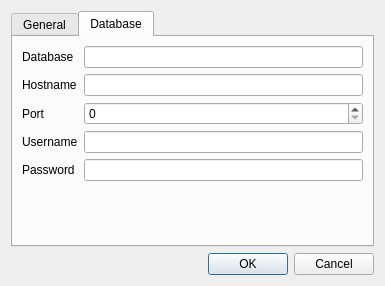
davidrg/zxweather, file desktop/settingsdialog.ui: the form before one commit.
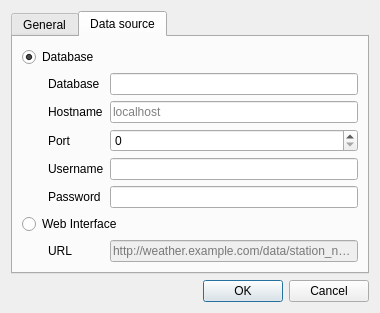
The form after the commit. The open tabs and pages were chosen to show the change. Icons and pictures are not drawn.

Commit message: Refactor the way settings are handled. Settings will now be loaded from zxweather-desktop.ini if the file exists. The settings dialog is shown on first run.

The edit to the form file:
```diff
--- a/desktop/settingsdialog.ui
+++ b/desktop/settingsdialog.ui
@@ -6,8 +6,8 @@
    <rect>
     <x>0</x>
     <y>0</y>
-    <width>385</width>
-    <height>286</height>
+    <width>380</width>
+    <height>290</height>
    </rect>
   </property>
   <property name="windowTitle">
@@ -17,8 +17,8 @@
    <iconset resource="resources.qrc">
     <normaloff>:/icons/settings</normaloff>:/icons/settings</iconset>
   </property>
-  <layout class="QVBoxLayout" name="verticalLayout">
-   <item>
+  <layout class="QGridLayout" name="gridLayout_4">
+   <item row="0" column="0">
     <widget class="QTabWidget" name="tabWidget">
      <property name="currentIndex">
       <number>0</number>
@@ -71,76 +71,165 @@
      </widget>
      <widget class="QWidget" name="dbTab">
       <attribute name="title">
-       <string>Database</string>
+       <string>Data source</string>
       </attribute>
-      <layout class="QVBoxLayout" name="verticalLayout_2">
-       <item>
-        <layout class="QFormLayout" name="dbForm">
-         <item row="0" column="0">
-          <widget class="QLabel" name="databaseLabel">
-           <property name="text">
-            <string>Database</string>
-           </property>
-          </widget>
-         </item>
-         <item row="0" column="1">
-          <widget class="QLineEdit" name="databaseLineEdit"/>
-         </item>
-         <item row="1" column="0">
-          <widget class="QLabel" name="hostnameLabel">
-           <property name="text">
-            <string>Hostname</string>
-           </property>
-          </widget>
-         </item>
-         <item row="1" column="1">
-          <widget class="QLineEdit" name="hostnameLineEdit"/>
-         </item>
-         <item row="2" column="0">
-          <widget class="QLabel" name="portLabel">
-           <property name="text">
-            <string>Port</string>
-           </property>
-          </widget>
-         </item>
-         <item row="3" column="0">
-          <widget class="QLabel" name="usernameLabel">
-           <property name="text">
-            <string>Username</string>
-           </property>
-          </widget>
-         </item>
-         <item row="3" column="1">
-          <widget class="QLineEdit" name="usernameLineEdit"/>
-         </item>
-         <item row="4" column="0">
-          <widget class="QLabel" name="passwordLabel">
-           <property name="text">
-            <string>Password</string>
-           </property>
-          </widget>
-         </item>
-         <item row="4" column="1">
+      <layout class="QGridLayout" name="gridLayout_3">
+       <item row="0" column="0">
+        <layout class="QGridLayout" name="gridLayout_2">
+         <item row="5" column="2">
           <widget class="QLineEdit" name="passwordLineEdit">
            <property name="echoMode">
             <enum>QLineEdit::PasswordEchoOnEdit</enum>
            </property>
           </widget>
          </item>
+         <item row="5" column="1">
+          <widget class="QLabel" name="passwordLabel">
+           <property name="text">
+            <string>Password</string>
+           </property>
+          </widget>
+         </item>
+         <item row="0" column="0" colspan="3">
+          <widget class="QRadioButton" name="rbDatabase">
+           <property name="toolTip">
+            <string>Retrieve data directly from the database.</string>
+           </property>
+           <property name="whatsThis">
+            <string>Retrieve data directly from the database. Requires a direct connection to the database server. Allows data to be refreshed as it arrives rather than having to poll for it ever minute as is done for the web interface.</string>
+           </property>
+           <property name="text">
+            <string>Database</string>
+           </property>
+           <property name="checked">
+            <bool>true</bool>
+           </property>
+          </widget>
+         </item>
+         <item row="2" column="2">
+          <widget class="QLineEdit" name="hostnameLineEdit">
+           <property name="toolTip">
+            <string>IP Address or DNS name of the database server.</string>
+           </property>
+           <property name="whatsThis">
+            <string>IP Address or DNS name of the database server.</string>
+           </property>
+           <property name="placeholderText">
+            <string>localhost</string>
+           </property>
+          </widget>
+         </item>
+         <item row="1" column="2">
+          <widget class="QLineEdit" name="databaseLineEdit">
+           <property name="toolTip">
+            <string>Name of the database containing weather data</string>
+           </property>
+           <property name="whatsThis">
+            <string>Name of the database containing weather data</string>
+           </property>
+          </widget>
+         </item>
+         <item row="1" column="1">
+          <widget class="QLabel" name="databaseLabel">
+           <property name="text">
+            <string>Database</string>
+           </property>
+          </widget>
+         </item>
+         <item row="4" column="1">
+          <widget class="QLabel" name="usernameLabel">
+           <property name="text">
+            <string>Username</string>
+           </property>
+          </widget>
+         </item>
          <item row="2" column="1">
+          <widget class="QLabel" name="hostnameLabel">
+           <property name="text">
+            <string>Hostname</string>
+           </property>
+          </widget>
+         </item>
+         <item row="6" column="0" colspan="3">
+          <widget class="QRadioButton" name="rbWebInterface">
+           <property name="whatsThis">
+            <string>Retrieve data from the web interface. Suitable for when direct access to the database server is not possible. Data is refreshed once a minute.</string>
+           </property>
+           <property name="text">
+            <string>Web Interface</string>
+           </property>
+          </widget>
+         </item>
+         <item row="3" column="2">
           <widget class="QSpinBox" name="portSpinBox">
            <property name="maximum">
             <number>65535</number>
            </property>
           </widget>
          </item>
+         <item row="3" column="1">
+          <widget class="QLabel" name="portLabel">
+           <property name="text">
+            <string>Port</string>
+           </property>
+          </widget>
+         </item>
+         <item row="1" column="0">
+          <spacer name="horizontalSpacer">
+           <property name="orientation">
+            <enum>Qt::Horizontal</enum>
+           </property>
+           <property name="sizeType">
+            <enum>QSizePolicy::Maximum</enum>
+           </property>
+           <property name="sizeHint" stdset="0">
+            <size>
+             <width>20</width>
+             <height>20</height>
+            </size>
+           </property>
+          </spacer>
+         </item>
+         <item row="4" column="2">
+          <widget class="QLineEdit" name="usernameLineEdit">
+           <property name="toolTip">
+            <string>User to login to the database server as</string>
+           </property>
+           <property name="whatsThis">
+            <string>User to login to the database server as</string>
+           </property>
+          </widget>
+         </item>
+         <item row="7" column="1">
+          <widget class="QLabel" name="UrlLabel">
+           <property name="text">
+            <string>URL</string>
+           </property>
+          </widget>
+         </item>
+         <item row="7" column="2">
+          <widget class="QLineEdit" name="UrlLineEdit">
+           <property name="enabled">
+            <bool>false</bool>
+           </property>
+           <property name="toolTip">
+            <string>&lt;html&gt;&lt;head/&gt;&lt;body&gt;&lt;p&gt;&lt;span style=&quot; font-weight:600; text-decoration: underline;&quot;&gt;Web interface URL:&lt;/span&gt;&lt;/p&gt;&lt;p&gt;This is the full URL for the data section of the web interface. This will be something like:&lt;br/&gt;http://weather.example.com/data/&amp;lt;your-station-name&amp;gt;/&lt;/p&gt;&lt;p&gt;If you normally access your station data at:&lt;br/&gt;http://weather.example.com/s/foo/&lt;br/&gt;then the appropriate data URL will be:&lt;br/&gt;http://weather.example.com/data/foo/&lt;/p&gt;&lt;p&gt;You can enter the data URL into your web browser to confirm it is correct. You should get a &amp;quot;Station Data&amp;quot; page with links to various station-level datasets.&lt;/p&gt;&lt;/body&gt;&lt;/html&gt;</string>
+           </property>
+           <property name="whatsThis">
+            <string>&lt;html&gt;&lt;head/&gt;&lt;body&gt;&lt;p&gt;&lt;span style=&quot; font-weight:600; text-decoration: underline;&quot;&gt;Web interface URL:&lt;/span&gt;&lt;/p&gt;&lt;p&gt;This is the full URL for the data section of the web interface. This will be something like:&lt;br/&gt;    http://weather.example.com/data/&amp;lt;your-station-name&amp;gt;/&lt;/p&gt;&lt;p&gt;If you normally access your station data at:&lt;br/&gt;    http://weather.example.com/s/foo/&lt;br/&gt;then the appropriate data URL will be:&lt;br/&gt;    http://weather.example.com/data/foo/&lt;/p&gt;&lt;p&gt;You can enter the data URL into your web browser to confirm it is correct. You should get a &amp;quot;Station Data&amp;quot; page with links to various station-level datasets.&lt;/p&gt;&lt;/body&gt;&lt;/html&gt;</string>
+           </property>
+           <property name="placeholderText">
+            <string>http://weather.example.com/data/station_name/</string>
+           </property>
+          </widget>
+         </item>
         </layout>
        </item>
       </layout>
      </widget>
     </widget>
    </item>
-   <item>
+   <item row="1" column="0">
     <widget class="QDialogButtonBox" name="buttonBox">
      <property name="orientation">
       <enum>Qt::Horizontal</enum>
```
Left out of the diff: 122 changed lines with no effect on the pictures. The commit also changes 7 other files.
